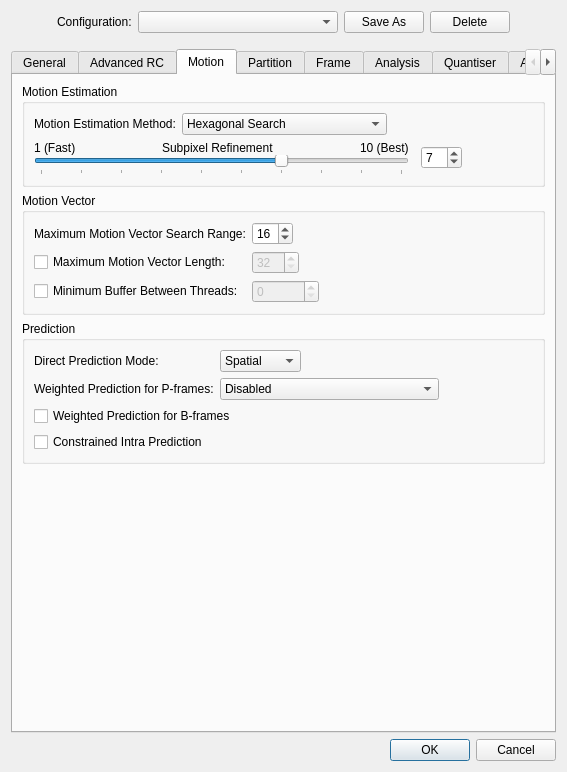
mean00/avidemux2, file avidemux_plugins/ADM_videoEncoder/x265/qt4/x265ConfigDialog.ui: the form before one commit.
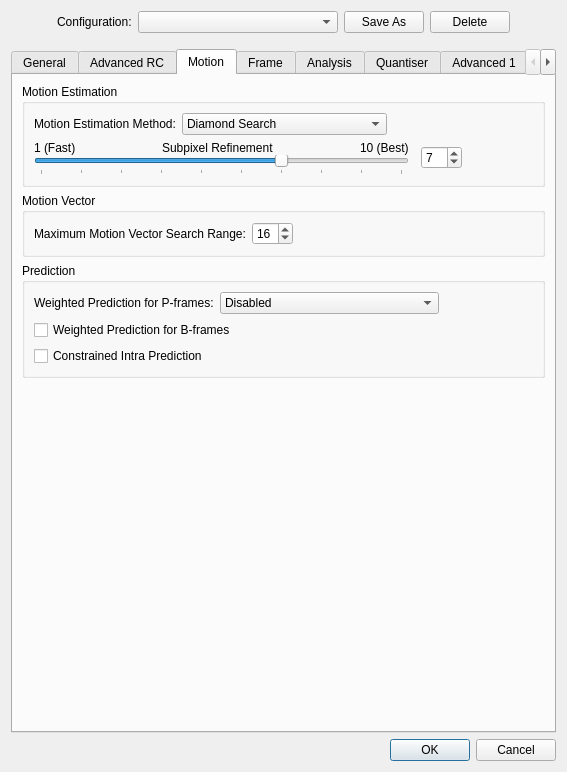
The form after the commit. The open tabs and pages were chosen to show the change.

```diff
--- a/avidemux_plugins/ADM_videoEncoder/x265/qt4/x265ConfigDialog.ui
+++ b/avidemux_plugins/ADM_videoEncoder/x265/qt4/x265ConfigDialog.ui
@@ -980,7 +980,7 @@
               <item>
                <widget class="QComboBox" name="meMethodComboBox">
                 <property name="currentIndex">
-                 <number>1</number>
+                 <number>0</number>
                 </property>
                 <item>
                  <property name="text">
@@ -1169,79 +1169,6 @@
          <layout class="QVBoxLayout">
           <item>
            <layout class="QGridLayout">
-            <item row="1" column="1">
-             <layout class="QHBoxLayout">
-              <item>
-               <widget class="QSpinBox" name="mvLengthSpinBox">
-                <property name="enabled">
-                 <bool>false</bool>
-                </property>
-                <property name="minimum">
-                 <number>32</number>
-                </property>
-                <property name="maximum">
-                 <number>512</number>
-                </property>
-               </widget>
-              </item>
-              <item>
-               <spacer name="spacer_14">
-                <property name="orientation">
-                 <enum>Qt::Horizontal</enum>
-                </property>
-                <property name="sizeHint" stdset="0">
-                 <size>
-                  <width>0</width>
-                  <height>0</height>
-                 </size>
-                </property>
-               </spacer>
-              </item>
-             </layout>
-            </item>
-            <item row="1" column="0">
-             <widget class="QCheckBox" name="mvLengthCheckBox">
-              <property name="text">
-               <string>Maximum Motion Vector Length:</string>
-              </property>
-             </widget>
-            </item>
-            <item row="2" column="1">
-             <layout class="QHBoxLayout">
-              <item>
-               <widget class="QSpinBox" name="minThreadBufferSpinBox">
-                <property name="enabled">
-                 <bool>false</bool>
-                </property>
-                <property name="minimum">
-                 <number>0</number>
-                </property>
-                <property name="maximum">
-                 <number>2147483647</number>
-                </property>
-                <property name="singleStep">
-                 <number>1</number>
-                </property>
-                <property name="value">
-                 <number>0</number>
-                </property>
-               </widget>
-              </item>
-              <item>
-               <spacer name="spacer_16">
-                <property name="orientation">
-                 <enum>Qt::Horizontal</enum>
-                </property>
-                <property name="sizeHint" stdset="0">
-                 <size>
-                  <width>0</width>
-                  <height>0</height>
-                 </size>
-                </property>
-               </spacer>
-              </item>
-             </layout>
-            </item>
             <item row="0" column="1">
              <layout class="QHBoxLayout">
               <item>
@@ -1269,13 +1196,6 @@
               </item>
              </layout>
             </item>
-            <item row="2" column="0">
-             <widget class="QCheckBox" name="minThreadBufferCheckBox">
-              <property name="text">
-               <string>Minimum Buffer Between Threads:</string>
-              </property>
-             </widget>
-            </item>
             <item row="0" column="0">
              <widget class="QLabel" name="label_39">
               <property name="text">
@@ -1294,9 +1214,30 @@
           <string>Prediction</string>
          </property>
          <layout class="QGridLayout">
-          <item row="0" column="0">
+          <item row="2" column="0">
+           <widget class="QCheckBox" name="weightedPredictCheckBox">
+            <property name="text">
+             <string>Weighted Prediction for B-frames</string>
+            </property>
+           </widget>
+          </item>
+          <item row="3" column="0">
+           <widget class="QCheckBox" name="constrainedIntraCheckBox">
+            <property name="text">
+             <string>Constrained Intra Prediction</string>
+            </property>
+           </widget>
+          </item>
+          <item row="1" column="0">
            <layout class="QGridLayout">
-            <item row="1" column="1">
+            <item row="0" column="0">
+             <widget class="QLabel" name="lblWeightedPPredict">
+              <property name="text">
+               <string>Weighted Prediction for P-frames:</string>
+              </property>
+             </widget>
+            </item>
+            <item row="0" column="1">
              <layout class="QHBoxLayout">
               <item>
                <widget class="QComboBox" name="weightedPPredictComboBox">
@@ -1332,80 +1273,8 @@
               </item>
              </layout>
             </item>
-            <item row="0" column="0">
-             <widget class="QLabel" name="label_40">
-              <property name="text">
-               <string>Direct Prediction Mode:</string>
-              </property>
-             </widget>
-            </item>
-            <item row="1" column="0">
-             <widget class="QLabel" name="lblWeightedPPredict">
-              <property name="text">
-               <string>Weighted Prediction for P-frames:</string>
-              </property>
-             </widget>
-            </item>
-            <item row="0" column="1">
-             <layout class="QHBoxLayout">
-              <item>
-               <widget class="QComboBox" name="predictModeComboBox">
-                <property name="currentIndex">
-                 <number>1</number>
-                </property>
-                <item>
-                 <property name="text">
-                  <string>None</string>
-                 </property>
-                </item>
-                <item>
-                 <property name="text">
-                  <string>Spatial</string>
-                 </property>
-                </item>
-                <item>
-                 <property name="text">
-                  <string>Temporal</string>
-                 </property>
-                </item>
-                <item>
-                 <property name="text">
-                  <string>Auto</string>
-                 </property>
-                </item>
-               </widget>
-              </item>
-              <item>
-               <spacer name="spacer_17">
-                <property name="orientation">
-                 <enum>Qt::Horizontal</enum>
-                </property>
-                <property name="sizeHint" stdset="0">
-                 <size>
-                  <width>0</width>
-                  <height>0</height>
-                 </size>
-                </property>
-               </spacer>
-              </item>
-             </layout>
-            </item>
            </layout>
           </item>
-          <item row="1" column="0">
-           <widget class="QCheckBox" name="weightedPredictCheckBox">
-            <property name="text">
-             <string>Weighted Prediction for B-frames</string>
-            </property>
-           </widget>
-          </item>
-          <item row="2" column="0">
-           <widget class="QCheckBox" name="constrainedIntraCheckBox">
-            <property name="text">
-             <string>Constrained Intra Prediction</string>
-            </property>
-           </widget>
-          </item>
          </layout>
         </widget>
        </item>
@@ -1424,81 +1293,6 @@
        </item>
       </layout>
      </widget>
-     <widget class="QWidget" name="tabPartition">
-      <attribute name="title">
-       <string>Partition</string>
-      </attribute>
-      <layout class="QVBoxLayout">
-       <item>
-        <widget class="QGroupBox" name="groupBox_10">
-         <property name="title">
-          <string>Partition Search</string>
-         </property>
-         <layout class="QVBoxLayout">
-          <item>
-           <layout class="QVBoxLayout">
-            <item>
-             <widget class="QCheckBox" name="dct8x8CheckBox">
-              <property name="text">
-               <string>8x8 DCT Spatial Transform</string>
-              </property>
-             </widget>
-            </item>
-            <item>
-             <widget class="QCheckBox" name="p8x8CheckBox">
-              <property name="text">
-               <string>8x8, 8x16 and 16x8 P-frame Intra-predicted Blocks</string>
-              </property>
-             </widget>
-            </item>
-            <item>
-             <widget class="QCheckBox" name="b8x8CheckBox">
-              <property name="text">
-               <string>8x8, 8x16 and 16x8 B-frame Intra-predicted Blocks</string>
-              </property>
-             </widget>
-            </item>
-            <item>
-             <widget class="QCheckBox" name="p4x4CheckBox">
-              <property name="text">
-               <string>4x4, 4x8 and 8x4 P-frame Intra-predicted Blocks</string>
-              </property>
-             </widget>
-            </item>
-            <item>
-             <widget class="QCheckBox" name="i8x8CheckBox">
-              <property name="text">
-               <string>8x8 Intra-predicted Blocks</string>
-              </property>
-             </widget>
-            </item>
-            <item>
-             <widget class="QCheckBox" name="i4x4CheckBox">
-              <property name="text">
-               <string>4x4 Intra-predicted Blocks</string>
-              </property>
-             </widget>
-            </item>
-           </layout>
-          </item>
-         </layout>
-        </widget>
-       </item>
-       <item>
-        <spacer name="spacer_20">
-         <property name="orientation">
-          <enum>Qt::Vertical</enum>
-         </property>
-         <property name="sizeHint" stdset="0">
-          <size>
-           <width>0</width>
-           <height>0</height>
-          </size>
-         </property>
-        </spacer>
-       </item>
-      </layout>
-     </widget>
      <widget class="QWidget" name="tabFrame">
       <attribute name="title">
        <string>Frame</string>
@@ -2566,6 +2360,36 @@
                 </property>
                </widget>
               </item>
+              <item>
+               <widget class="QLabel" name="label_40">
+                <property name="text">
+                 <string>Cb</string>
+                </property>
+               </widget>
+              </item>
+              <item>
+               <spacer name="horizontalSpacer_13">
+                <property name="orientation">
+                 <enum>Qt::Horizontal</enum>
+                </property>
+                <property name="sizeHint" stdset="0">
+                 <size>
+                  <width>40</width>
+                  <height>20</height>
+                 </size>
+                </property>
+               </spacer>
+              </item>
+              <item>
+               <widget class="QSpinBox" name="crChromaLumaOffsetSpinBox"/>
+              </item>
+              <item>
+               <widget class="QLabel" name="label_54">
+                <property name="text">
+                 <string>Cr</string>
+                </property>
+               </widget>
+              </item>
               <item>
                <spacer name="spacer_41">
                 <property name="orientation">
```
Left out of the diff: 579 changed lines with no effect on the pictures.
